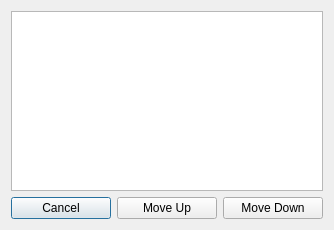
Before: the Qt Designer form forms/dialog_surface_waveletDecomposition.ui in abletterer/surface_waveletDecomposition, drawn with Qt 5.
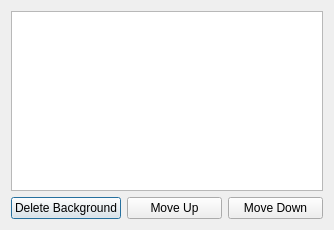
After: the same form once the commit is applied.

Commit message: Ajout de la génération des images reconstruites sans utiliser les coefficients d'ondelettes + suppression du fond de l'image

What changed in the file:
```diff
--- a/forms/dialog_surface_waveletDecomposition.ui
+++ b/forms/dialog_surface_waveletDecomposition.ui
@@ -22,7 +22,7 @@
      <item>
       <widget class="QPushButton" name="button_cancel">
        <property name="text">
-        <string>Cancel</string>
+        <string>Delete Background</string>
        </property>
       </widget>
      </item>
```
Left out of the diff: 2 changed lines with no effect on the pictures. The commit also changes 2 other files.
